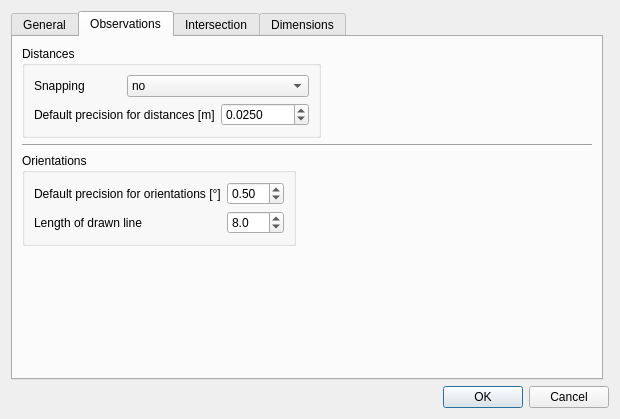
Old version of the form ui/ui_settings.ui in the repository 3nids/intersectit.
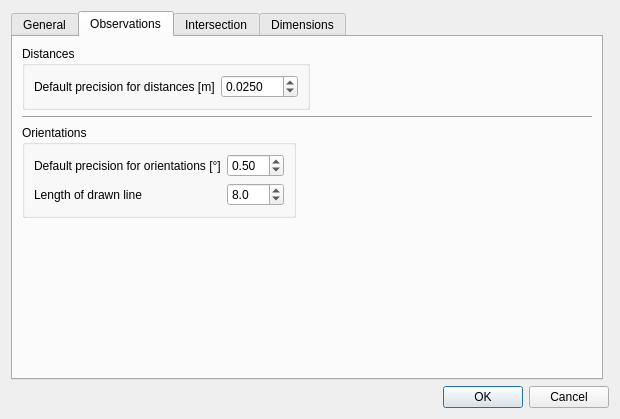
New version of the form. The open tabs and pages were chosen to show the change. Custom widgets are drawn as their Qt base class.

Commit message: remove unused config param in dialog

```diff
--- a/ui/ui_settings.ui
+++ b/ui/ui_settings.ui
@@ -199,40 +199,14 @@
           <string>Distances</string>
          </property>
          <layout class="QGridLayout" name="gridLayout_7">
-          <item row="0" column="0">
-           <widget class="QLabel" name="label_9">
-            <property name="text">
-             <string>Snapping</string>
-            </property>
-           </widget>
-          </item>
-          <item row="0" column="1" colspan="2">
-           <widget class="QComboBox" name="obsDistanceSnapping">
-            <item>
-             <property name="text">
-              <string>no</string>
-             </property>
-            </item>
-            <item>
-             <property name="text">
-              <string>according to project settings</string>
-             </property>
-            </item>
-            <item>
-             <property name="text">
-              <string>on vertex of all layers</string>
-             </property>
-            </item>
-           </widget>
-          </item>
-          <item row="1" column="0" colspan="2">
+          <item row="0" column="0" colspan="2">
            <widget class="QLabel" name="label_3">
             <property name="text">
              <string>Default precision for distances [m]</string>
             </property>
            </widget>
           </item>
-          <item row="1" column="2">
+          <item row="0" column="2">
            <widget class="QDoubleSpinBox" name="obsDefaultPrecisionDistance">
             <property name="decimals">
              <number>4</number>
```
The commit also changes 4 other files.
